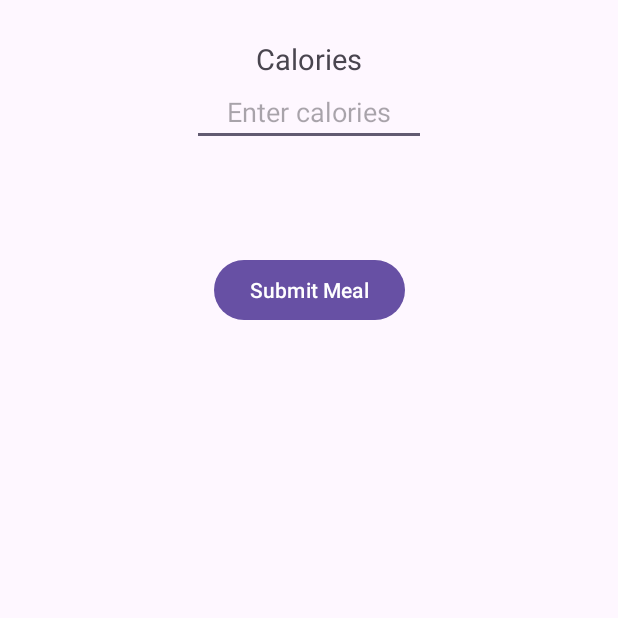
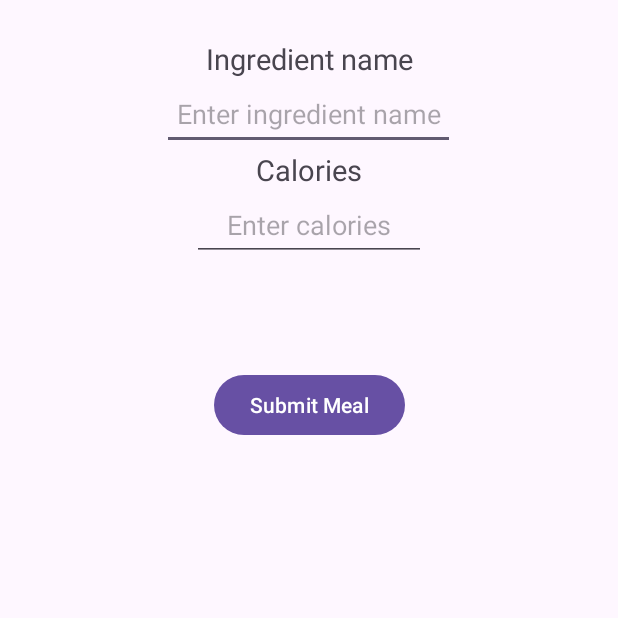
Before and after one commit to Drakon4ik-Coder/FitnessApp, an Android app: the AddMealActivity screen opened directly, with no data from a screen before it, on a phone screen of 412 x 824 dp, the top half of it. Run offline under Robolectric (Android 15) with nearby library versions, the phone set to English and light mode, and no system bars; our stand-ins replace sdp/ssp sizes.

Commit message:
Implemented add meal activity though Meal.kt, Ingredient.kt and Nutrient.kt

```diff
--- a/app/src/main/java/com/example/fitnessapp/AddMealActivity.kt
+++ b/app/src/main/java/com/example/fitnessapp/AddMealActivity.kt
@@ -14,6 +14,7 @@ class AddMealActivity : AppCompatActivity() {
 
     private lateinit var addMealButton: Button
     private lateinit var caloriesInput: EditText
+    private lateinit var ingredientInput: EditText
     override fun onCreate(savedInstanceState: Bundle?) {
         super.onCreate(savedInstanceState)
         enableEdgeToEdge()
@@ -23,13 +24,20 @@ class AddMealActivity : AppCompatActivity() {
             v.setPadding(systemBars.left, systemBars.top, systemBars.right, systemBars.bottom)
             insets
         }
-        addMealButton = findViewById(com.example.fitnessapp.R.id.add_meal)
+        addMealButton = findViewById(R.id.add_meal)
         caloriesInput = findViewById(R.id.calories_input)
+        ingredientInput = findViewById(R.id.ingredient_name_input)
         addMealButton.setOnClickListener {
             val inputCalories = caloriesInput.text.toString().toIntOrNull()
+            val ingredientName = ingredientInput.text.toString()
             if (inputCalories != null && inputCalories > 0) {
+                val calorie = Nutrient("calories", inputCalories.toDouble(), "kkal")
+                val ingredient = Ingredient(ingredientName)
+                ingredient.addNutrient(calorie)
+                val meal = Meal("Tasty ass meal")
+                meal.addIngredient(ingredient)
                 val intent = Intent()
-                intent.putExtra("calories", inputCalories)
+                intent.putExtra("meal", meal)
                 setResult(RESULT_OK, intent)
                 finish()
             } else {
--- a/app/src/main/java/com/example/fitnessapp/Ingredient.kt
+++ b/app/src/main/java/com/example/fitnessapp/Ingredient.kt
@@ -1,6 +1,8 @@
 package com.example.fitnessapp
 
-class Ingredient(val name: String) {
+import java.io.Serializable
+
+class Ingredient(val name: String) : Serializable {
     private val nutrientsMap = mutableMapOf<String, Nutrient>()
 
     fun addNutrient(nutrient: Nutrient) {
--- a/app/src/main/java/com/example/fitnessapp/Meal.kt
+++ b/app/src/main/java/com/example/fitnessapp/Meal.kt
@@ -1,6 +1,8 @@
 package com.example.fitnessapp
 
-class Meal(val name: String) {
+import java.io.Serializable
+
+class Meal(val name: String) : Serializable {
     private val ingredients = mutableListOf<Ingredient>()
 
     fun addIngredient(ingredient: Ingredient) {
--- a/app/src/main/java/com/example/fitnessapp/Nutrient.kt
+++ b/app/src/main/java/com/example/fitnessapp/Nutrient.kt
@@ -1,3 +1,5 @@
 package com.example.fitnessapp
 
-data class Nutrient(val name: String, var amount: Double, val unit: String)
+import java.io.Serializable
+
+data class Nutrient(val name: String, var amount: Double, val unit: String) : Serializable
--- a/app/src/main/res/layout/activity_add_meal.xml
+++ b/app/src/main/res/layout/activity_add_meal.xml
@@ -19,6 +19,24 @@
         app:layout_constraintTop_toTopOf="parent">
 
         <TextView
+            android:id="@+id/textView5"
+            android:layout_width="match_parent"
+            android:layout_height="wrap_content"
+            android:gravity="center"
+            android:textSize="@dimen/_15sdp"
+            android:text="@string/ingredient_name" />
+
+        <EditText
+            android:id="@+id/ingredient_name_input"
+            android:autofillHints="ingredient"
+            android:gravity="center"
+            android:layout_gravity="center"
+            android:layout_width="@dimen/_150sdp"
+            android:layout_height="@dimen/_37sdp"
+            android:hint="@string/enter_ingredient_name"
+            android:inputType="textCapSentences"
+            android:textSize="@dimen/_14sdp" />
+        <TextView
             android:id="@+id/textView4"
             android:layout_width="match_parent"
             android:layout_height="wrap_content"
@@ -32,7 +50,7 @@
             android:gravity="center"
             android:layout_gravity="center"
             android:layout_width="@dimen/_120sdp"
-            android:layout_height="@dimen/_35sdp"
+            android:layout_height="@dimen/_37sdp"
             android:hint="@string/enter_calories"
             android:inputType="numberSigned"
             android:textSize="@dimen/_14sdp" />
--- a/app/src/main/res/values/strings.xml
+++ b/app/src/main/res/values/strings.xml
@@ -10,4 +10,6 @@
     <string name="enter_calories">Enter calories</string>
     <string name="submit_meal">Submit Meal</string>
     <string name="calories_text_progress">%1$s/%2$s</string>
+    <string name="enter_ingredient_name">Enter ingredient name</string>
+    <string name="ingredient_name">Ingredient name</string>
 </resources>
```
Also changed, not shown: app/src/main/java/com/example/fitnessapp/NutritionActivity.kt (+10 -2 lines).
